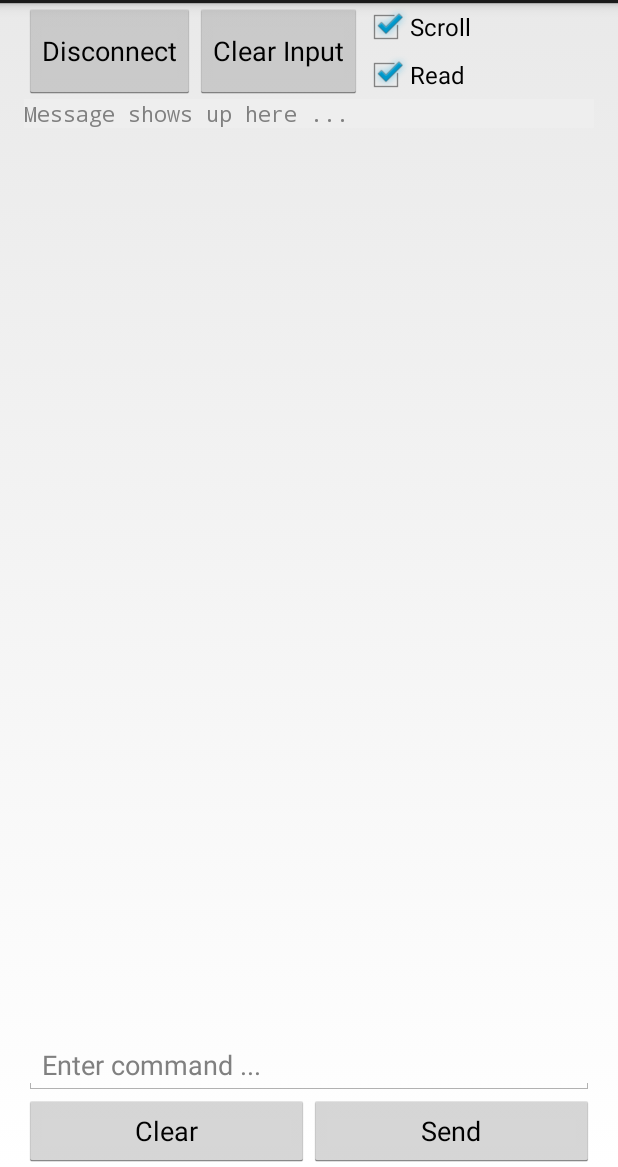
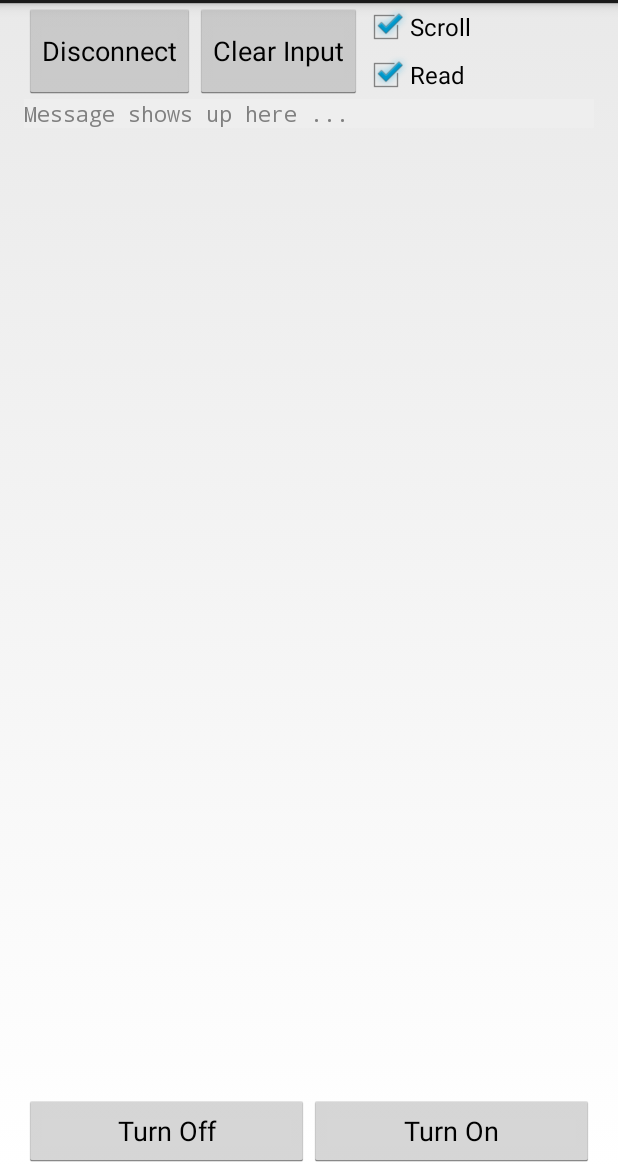
Before and after one commit to masterbachman/PixelPurse, an Android app: the MainActivity screen opened directly, with no data from a screen before it, on a phone screen of 412 x 824 dp, the part 69-1236 px from its top. Run offline under Robolectric (Android 15) with nearby library versions, the light colour scheme and no system bars; 13 statements that could not run were skipped.

Commit message:
Minor Text Fixes
Fixed some minor text

```diff
--- a/app/build.gradle
+++ b/app/build.gradle
@@ -20,4 +20,5 @@ android {
 
 dependencies {
     compile 'com.android.support:support-v4:18.0.0'
+    compile 'com.google.android.gms:play-services-appindexing:8.1.0'
 }
--- a/app/src/main/AndroidManifest.xml
+++ b/app/src/main/AndroidManifest.xml
@@ -35,7 +35,11 @@
                 <category android:name="android.intent.category.LAUNCHER" />
             </intent-filter>
         </activity>
-        <activity android:name="PreferencesActivity"></activity>
+        <activity android:name="PreferencesActivity"></activity><!-- ATTENTION: This was auto-generated to add Google Play services to your project for
+     App Indexing.  See https://g.co/AppIndexing/AndroidStudio for more information. -->
+        <meta-data
+            android:name="com.google.android.gms.version"
+            android:value="@integer/google_play_services_version" />
     </application>
 
 </manifest>
--- a/app/src/main/res/layout/activity_main.xml
+++ b/app/src/main/res/layout/activity_main.xml
@@ -65,13 +65,6 @@
             android:scrollbars="vertical" />
     </ScrollView>
 
-    <EditText
-        android:id="@+id/editSend"
-        android:layout_width="fill_parent"
-        android:layout_height="wrap_content"
-        android:hint="Enter command ..."
-        android:inputType="text" />
-
     <LinearLayout
         android:layout_width="fill_parent"
         android:layout_height="wrap_content"
@@ -83,7 +76,7 @@
             android:layout_height="wrap_content"
             android:layout_weight="2"
             android:padding="5dp"
-            android:text="Clear" />
+            android:text="Turn Off" />
 
         <Button
             android:id="@+id/btnSend"
@@ -91,7 +84,7 @@
             android:layout_height="wrap_content"
             android:layout_weight="2"
             android:padding="5dp"
-            android:text="Send" />
+            android:text="Turn On" />
     </LinearLayout>
 
 </LinearLayout> <!-- </RelativeLayout> -->
--- a/build.gradle
+++ b/build.gradle
@@ -4,7 +4,7 @@ buildscript {
         jcenter()
     }
     dependencies {
-        classpath 'com.android.tools.build:gradle:1.3.0'
+        classpath 'com.android.tools.build:gradle:2.1.3'
     }
 }
 
```
Also changed, not shown: app/src/main/java/com/blueserial/MainActivity.java (+61 -9 lines), gradle/wrapper/gradle-wrapper.properties, 332 other files.
